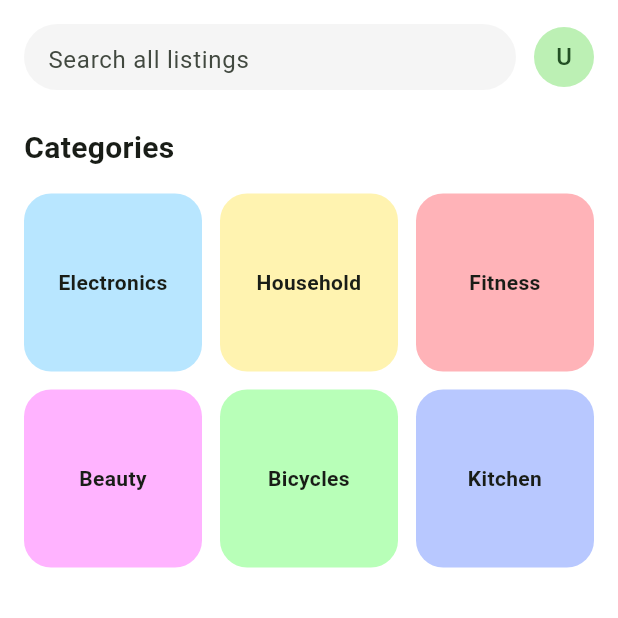
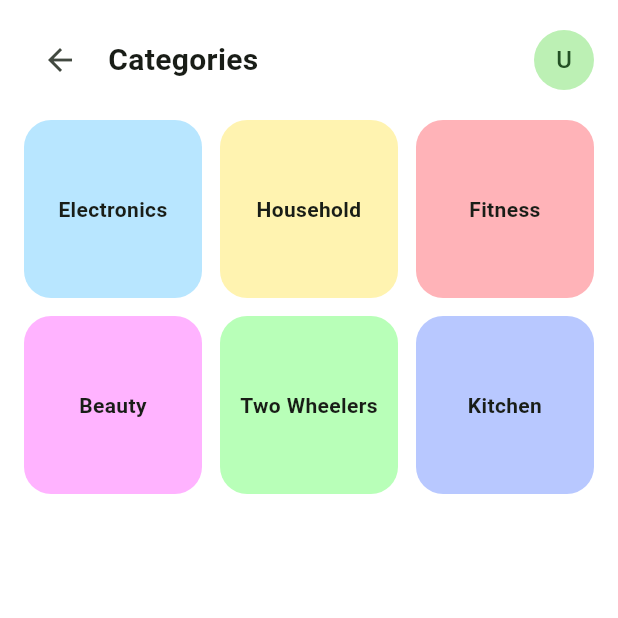
Before and after one commit to juheesaxena/UniBazaar, a Flutter app: the HomeScreen screen opened by its route, after a tap on the "search" icon, on a phone screen of 412 x 824 dp, the top half of it. Run offline on Flutter 3.47's test engine with Material 3 defaults, Android fonts, the phone set to English and light mode, and no system bars; our stand-ins replace firebase_auth, firebase_core, firebase_database, image_picker; accounts and stored records are empty.

Commit message:
Made some QOL changes

```diff
--- a/lib/main.dart
+++ b/lib/main.dart
@@ -229,7 +229,6 @@ class _HomeScreenState extends State<HomeScreen>
                                 "assets/images/dm_pic.jpeg",
                               ),
                             ),
-
                             Positioned(
                               right: -4,
                               top: -4,
@@ -238,8 +237,9 @@ class _HomeScreenState extends State<HomeScreen>
                                 builder: (context, snapshot) {
                                   final unread = snapshot.data ?? 0;
 
-                                  if (unread == 0)
+                                  if (unread == 0) {
                                     return const SizedBox.shrink();
+                                  }
 
                                   return Container(
                                     padding: const EdgeInsets.all(4),
@@ -300,9 +300,15 @@ class _HomeScreenState extends State<HomeScreen>
                           ),
                         );
 
-                      return GridView.builder(
+                      return Padding(
+                        padding: const EdgeInsets.symmetric(
+                          horizontal: 16,
+                          vertical: 8,
+                        ),
+                        child: GridView.builder(
                           itemCount: entries.length,
-                        gridDelegate: SliverGridDelegateWithFixedCrossAxisCount(
+                          gridDelegate:
+                              SliverGridDelegateWithFixedCrossAxisCount(
                                 crossAxisCount: crossAxisCount,
                                 childAspectRatio: 0.75,
                                 crossAxisSpacing: 12,
@@ -312,7 +318,9 @@ class _HomeScreenState extends State<HomeScreen>
                             final listing = entries[index].value as Map;
 
                             final sellerUid =
-                              listing["sellerUid"] ?? listing["ownerId"] ?? "";
+                                listing["sellerUid"] ??
+                                listing["ownerId"] ??
+                                "";
 
                             final images =
                                 (listing["images"] ?? []) as List<dynamic>;
@@ -330,7 +338,8 @@ class _HomeScreenState extends State<HomeScreen>
                                       price: (listing["price"] ?? 0).toDouble(),
                                       condition: listing["condition"] ?? "",
                                       images: images.cast<String>(),
-                                    isNegotiable: listing["negotiable"] ?? true,
+                                      isNegotiable:
+                                          listing["negotiable"] ?? true,
                                       college: listing["college"] ?? "",
                                       sellerUid: sellerUid,
                                       sellerName:
@@ -349,6 +358,7 @@ class _HomeScreenState extends State<HomeScreen>
                               ),
                             );
                           },
+                        ),
                       );
                     },
                   ),
@@ -357,7 +367,7 @@ class _HomeScreenState extends State<HomeScreen>
             ),
           ),
 
-          // ---------------- SIDE MENU ----------------
+          // ---------------- SIDE MENU OVERLAY ----------------
           if (_isMenuOpen)
             GestureDetector(
               onTap: () {
--- a/lib/search_screen.dart
+++ b/lib/search_screen.dart
@@ -11,24 +11,6 @@ class SearchScreen extends StatefulWidget {
 }
 
 class _SearchScreenState extends State<SearchScreen> {
-  final TextEditingController _searchController = TextEditingController();
-
-  void _openUniversalSearch() {
-    final query = _searchController.text.trim();
-    if (query.isEmpty) return;
-
-    // Navigate to a screen that searches ALL listings.
-    Navigator.push(
-      context,
-      MaterialPageRoute(
-        builder: (_) => const CategoryListingsScreen(
-          category:
-              'All', // inside this screen, ignore category and search globally
-        ),
-      ),
-    );
-  }
-
   @override
   Widget build(BuildContext context) {
     return Scaffold(
@@ -39,37 +21,21 @@ class _SearchScreenState extends State<SearchScreen> {
           child: Column(
             crossAxisAlignment: CrossAxisAlignment.start,
             children: [
-              // Top row: universal search bar + avatar
+              // Top bar: back arrow + title + avatar
               Row(
                 children: [
-                  Expanded(
-                    child: Container(
-                      height: 44,
-                      decoration: BoxDecoration(
-                        color: Colors.grey.shade100,
-                        borderRadius: BorderRadius.circular(24),
-                      ),
-                      padding: const EdgeInsets.symmetric(horizontal: 16),
-                      child: TextField(
-                        controller: _searchController,
-                        textInputAction: TextInputAction.search,
-                        onSubmitted: (_) => _openUniversalSearch(),
-                        decoration: const InputDecoration(
-                          border: InputBorder.none,
-                          hintText: 'Search all listings',
-                        ),
-                      ),
-                    ),
+                  IconButton(
+                    icon: const Icon(Icons.arrow_back),
+                    onPressed: () => Navigator.pop(context),
                   ),
-                  const SizedBox(width: 12),
+                  const SizedBox(width: 8),
+                  const Text(
+                    'Categories',
+                    style: TextStyle(fontSize: 20, fontWeight: FontWeight.w700),
+                  ),
+                  const Spacer(),
                   CircleAvatar(child: Text(widget.avatarInitial)),
                 ],
-              ),
-              const SizedBox(height: 24),
-
-              const Text(
-                'Categories',
-                style: TextStyle(fontSize: 20, fontWeight: FontWeight.w700),
               ),
               const SizedBox(height: 16),
 
@@ -136,14 +102,14 @@ class _SearchScreenState extends State<SearchScreen> {
                       },
                     ),
                     _CategoryTile(
-                      label: 'Bicycles',
+                      label: 'Two Wheelers',
                       color: const Color(0xFFB8FFB8),
                       onTap: () {
                         Navigator.push(
                           context,
                           MaterialPageRoute(
                             builder: (_) => const CategoryListingsScreen(
-                              category: 'Bicycles',
+                              category: 'Two Wheelers',
                             ),
                           ),
                         );
```
Lines whose indentation alone changed are shown as unchanged.
